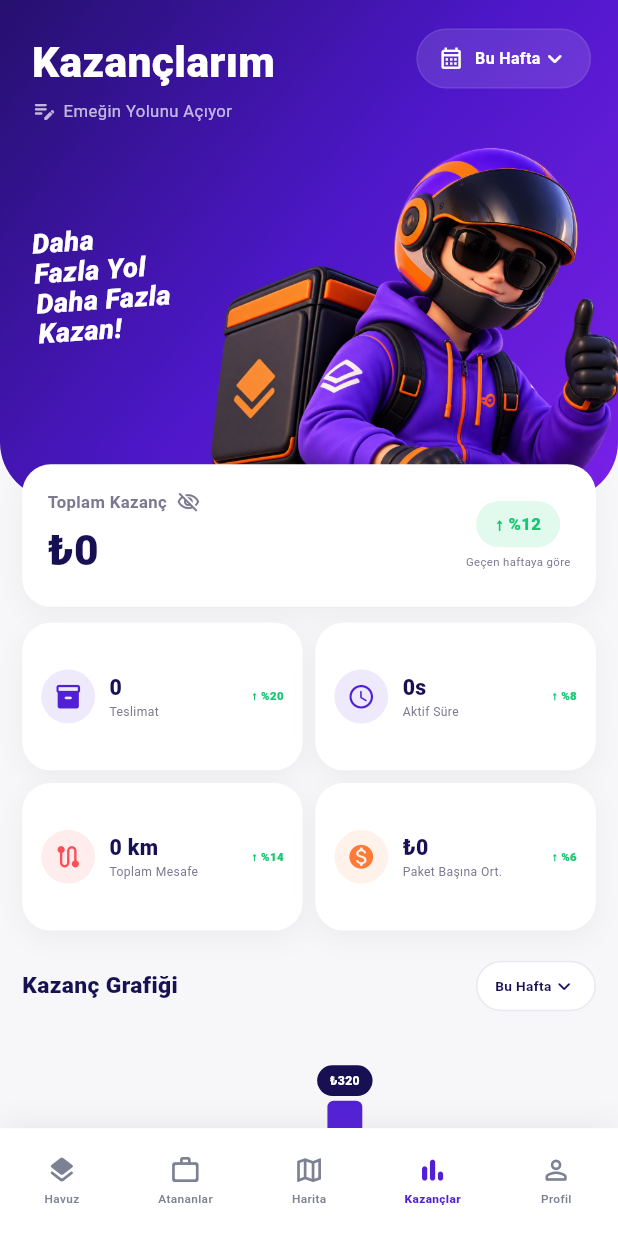
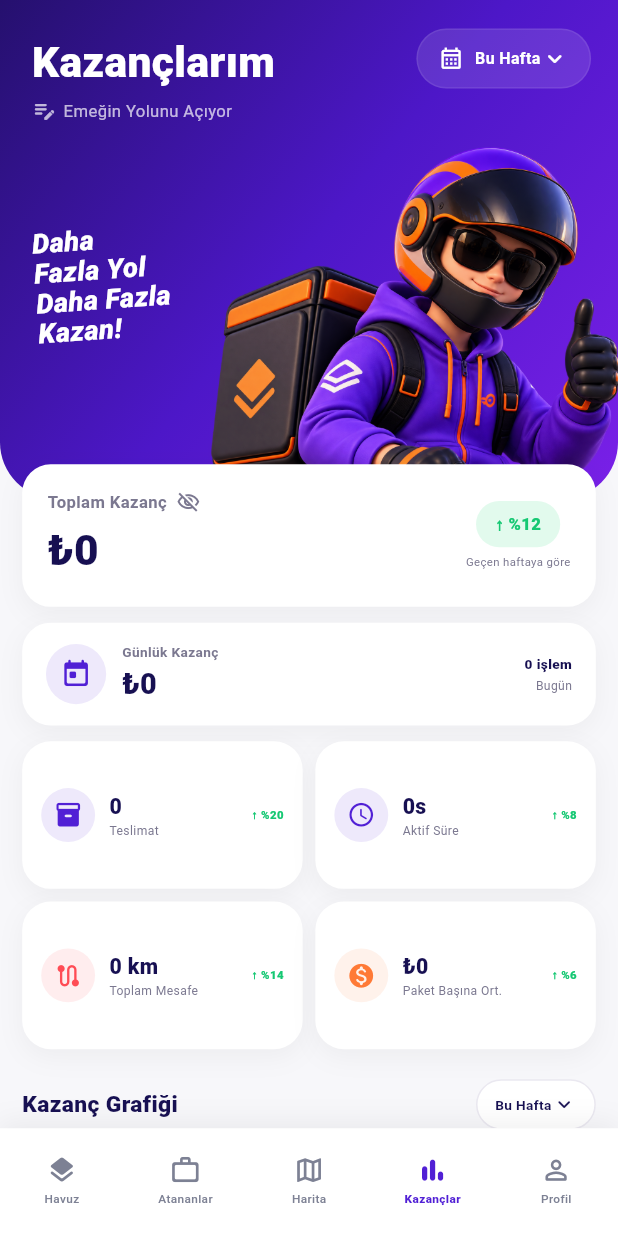
Before and after one commit to Queensho/kurye, a Flutter app: the CourierEarningsPage screen opened directly, on a phone screen of 412 x 824 dp. Run offline on Flutter 3.47's test engine with Material 3 defaults, Android fonts, the phone set to English and light mode, and no system bars; our stand-ins replace flutter_map, geolocator, image_picker, latlong2, supabase_flutter; accounts and stored records are empty; network calls fail.

Commit message:
Add realtime daily earnings without changing earnings UI

```diff
--- a/lib/courier_earnings_page.dart
+++ b/lib/courier_earnings_page.dart
@@ -16,17 +16,33 @@
   double n(String k)=>(summary[k] as num?)?.toDouble()??0;
   String money(dynamic x){final v=x is num?x.toDouble():0;return v==v.roundToDouble()?'₺${v.toInt()}':'₺${v.toStringAsFixed(2)}';}
   String time(dynamic raw){final d=DateTime.tryParse((raw??'').toString())?.toLocal();if(d==null)return '';return '${d.hour.toString().padLeft(2,'0')}:${d.minute.toString().padLeft(2,'0')}';}
+  bool _isToday(dynamic raw){final d=DateTime.tryParse((raw??'').toString())?.toLocal();if(d==null)return false;final now=DateTime.now();return d.year==now.year&&d.month==now.month&&d.day==now.day;}
   void msg(String t)=>ScaffoldMessenger.of(context).showSnackBar(SnackBar(content:Text(t)));
 
   Future<void> _bankDialog()async{final holder=TextEditingController(text:(bank?['account_holder']??'').toString()),bn=TextEditingController(text:(bank?['bank_name']??'').toString()),iban=TextEditingController();final ok=await showModalBottomSheet<bool>(context:context,isScrollControlled:true,showDragHandle:true,builder:(c)=>Padding(padding:EdgeInsets.fromLTRB(18,4,18,MediaQuery.of(c).viewInsets.bottom+22),child:Column(mainAxisSize:MainAxisSize.min,children:[const Text('Banka Hesabı',style:TextStyle(fontSize:20,fontWeight:FontWeight.w900,color:navy)),const SizedBox(height:14),TextField(controller:holder,decoration:_input('Hesap sahibi')),const SizedBox(height:9),TextField(controller:bn,decoration:_input('Banka adı')),const SizedBox(height:9),TextField(controller:iban,decoration:_input('Yeni IBAN (TR...)')),const SizedBox(height:14),SizedBox(width:double.infinity,child:FilledButton(onPressed:()=>Navigator.pop(c,true),style:FilledButton.styleFrom(backgroundColor:purple),child:const Text('Kaydet')))])));if(ok==true&&iban.text.trim().isNotEmpty){try{bank=await data.saveCourierBankAccount(accountHolder:holder.text.trim(),bankName:bn.text.trim(),iban:iban.text.trim());if(mounted)setState((){});}catch(e){msg('$e');}}holder.dispose();bn.dispose();iban.dispose();}
   InputDecoration _input(String l)=>InputDecoration(labelText:l,filled:true,fillColor:const Color(0xFFF4F2FA),border:OutlineInputBorder(borderRadius:BorderRadius.circular(15),borderSide:BorderSide.none));
 
-  @override Widget build(BuildContext context)=>Scaffold(backgroundColor:bg,body:SafeArea(bottom:false,child:LayoutBuilder(builder:(context,c){final s=(c.maxWidth/390).clamp(.90,1.08).toDouble();return Column(children:[Expanded(child:RefreshIndicator(onRefresh:_load,child:ListView(padding:EdgeInsets.zero,children:[_hero(s),Transform.translate(offset:Offset(0,-22*s),child:Padding(padding:EdgeInsets.symmetric(horizontal:14*s),child:Column(children:[_totalCard(s),SizedBox(height:10*s),_stats(s),SizedBox(height:19*s),_chart(s),SizedBox(height:20*s),_details(s),SizedBox(height:18*s),_bank(s),SizedBox(height:24*s)])))]))),_bottom(s)]);})));
+  @override Widget build(BuildContext context)=>Scaffold(backgroundColor:bg,body:SafeArea(bottom:false,child:LayoutBuilder(builder:(context,c){final s=(c.maxWidth/390).clamp(.90,1.08).toDouble();return Column(children:[Expanded(child:RefreshIndicator(onRefresh:_load,child:ListView(padding:EdgeInsets.zero,children:[_hero(s),Transform.translate(offset:Offset(0,-22*s),child:Padding(padding:EdgeInsets.symmetric(horizontal:14*s),child:Column(children:[_totalCard(s),SizedBox(height:10*s),_dailyEarnings(s),SizedBox(height:10*s),_stats(s),SizedBox(height:19*s),_chart(s),SizedBox(height:20*s),_details(s),SizedBox(height:18*s),_bank(s),SizedBox(height:24*s)])))]))),_bottom(s)]);})));
 
   Widget _hero(double s)=>Container(height:315*s,decoration:const BoxDecoration(gradient:LinearGradient(begin:Alignment.topLeft,end:Alignment.bottomRight,colors:[deep,Color(0xFF4D17C8),Color(0xFF7A20E8)]),borderRadius:BorderRadius.only(bottomLeft:Radius.circular(38),bottomRight:Radius.circular(38))),child:Stack(clipBehavior:Clip.none,children:[Positioned(left:20*s,top:20*s,child:Column(crossAxisAlignment:CrossAxisAlignment.start,children:[Text('Kazançlarım',style:TextStyle(color:Colors.white,fontSize:28*s,fontWeight:FontWeight.w900)),SizedBox(height:3*s),Row(children:[Icon(Icons.edit_note_rounded,color:Colors.white70,size:16*s),SizedBox(width:4*s),Text('Emeğin Yolunu Açıyor',style:TextStyle(color:Colors.white70,fontSize:11*s))])])),Positioned(right:17*s,top:18*s,child:_period(s)),Positioned(left:22*s,top:142*s,child:Transform.rotate(angle:-.07,child:Text('Daha\nFazla Yol\nDaha Fazla\nKazan!',style:TextStyle(color:Colors.white,fontSize:18*s,height:1.08,fontStyle:FontStyle.italic,fontWeight:FontWeight.w800)))),Positioned(right:-6*s,bottom:-2*s,width:265*s,height:235*s,child:Image.asset('assets/images/Profil3d.png',fit:BoxFit.contain,alignment:Alignment.bottomRight))]));
   Widget _period(double s)=>Container(padding:EdgeInsets.symmetric(horizontal:13*s,vertical:9*s),decoration:BoxDecoration(color:Colors.white.withValues(alpha:.12),borderRadius:BorderRadius.circular(22*s),border:Border.all(color:Colors.white.withValues(alpha:.08))),child:Row(children:[Icon(Icons.calendar_month_outlined,color:Colors.white,size:16*s),SizedBox(width:7*s),Text('Bu Hafta',style:TextStyle(color:Colors.white,fontSize:10.5*s,fontWeight:FontWeight.w700)),Icon(Icons.keyboard_arrow_down_rounded,color:Colors.white,size:18*s)]));
   Widget _card({required Widget child,double radius=19})=>Container(decoration:BoxDecoration(color:Colors.white,borderRadius:BorderRadius.circular(radius),boxShadow:const [BoxShadow(color:Color(0x0B000000),blurRadius:14,offset:Offset(0,5))]),child:child);
   Widget _totalCard(double s)=>_card(child:Padding(padding:EdgeInsets.all(16*s),child:Row(children:[Expanded(child:Column(crossAxisAlignment:CrossAxisAlignment.start,children:[Row(children:[Text('Toplam Kazanç',style:TextStyle(color:muted,fontSize:11*s,fontWeight:FontWeight.w600)),SizedBox(width:6*s),Icon(Icons.visibility_off_outlined,color:muted,size:15*s)]),SizedBox(height:4*s),Text(money(n('total_earned')),style:TextStyle(color:navy,fontSize:28*s,fontWeight:FontWeight.w900))])),Column(children:[Container(padding:EdgeInsets.symmetric(horizontal:12*s,vertical:7*s),decoration:BoxDecoration(color:const Color(0xFFE2FAED),borderRadius:BorderRadius.circular(20*s)),child:Text('↑ %12',style:TextStyle(color:green,fontSize:11*s,fontWeight:FontWeight.w900))),SizedBox(height:4*s),Text('Geçen haftaya göre',style:TextStyle(color:muted,fontSize:7.5*s))])])));
+
+  Widget _dailyEarnings(double s)=>StreamBuilder<List<Map<String,dynamic>>>(
+    stream:data.watchCourierEarnings(),
+    builder:(context,snap){
+      final rows=(snap.data??const <Map<String,dynamic>>[]).where((r)=>_isToday(r['created_at'])).toList();
+      final total=rows.fold<double>(0,(sum,r)=>sum+((r['amount'] as num?)?.toDouble()??0));
+      return _card(child:Padding(padding:EdgeInsets.symmetric(horizontal:15*s,vertical:12*s),child:Row(children:[
+        Container(width:38*s,height:38*s,decoration:BoxDecoration(color:purple.withValues(alpha:.10),shape:BoxShape.circle),child:Icon(Icons.today_rounded,color:purple,size:20*s)),
+        SizedBox(width:10*s),
+        Expanded(child:Column(crossAxisAlignment:CrossAxisAlignment.start,children:[Text('Günlük Kazanç',style:TextStyle(color:muted,fontSize:9*s,fontWeight:FontWeight.w600)),SizedBox(height:2*s),Text(money(total),style:TextStyle(color:navy,fontSize:19*s,fontWeight:FontWeight.w900))])),
+        Column(crossAxisAlignment:CrossAxisAlignment.end,children:[Text('${rows.length} işlem',style:TextStyle(color:navy,fontSize:9*s,fontWeight:FontWeight.w800)),SizedBox(height:2*s),Text('Bugün',style:TextStyle(color:muted,fontSize:8*s))]),
+      ])));
+    },
+  );
+
   Widget _stats(double s)=>GridView.count(crossAxisCount:2,shrinkWrap:true,physics:const NeverScrollableScrollPhysics(),childAspectRatio:1.9,mainAxisSpacing:8*s,crossAxisSpacing:8*s,children:[_stat(Icons.inventory_2_rounded,purple,'${n('delivery_count').toInt()}','Teslimat','↑ %20',s),_stat(Icons.schedule_rounded,purple,'${n('active_hours').toInt()}s','Aktif Süre','↑ %8',s),_stat(Icons.route_rounded,const Color(0xFFFF4C55),'${n('distance_km').toInt()} km','Toplam Mesafe','↑ %14',s),_stat(Icons.monetization_on_rounded,orange,money(n('average_per_delivery')),'Paket Başına Ort.','↑ %6',s)]);
   Widget _stat(IconData i,Color color,String value,String label,String rise,double s)=>_card(child:Padding(padding:EdgeInsets.symmetric(horizontal:12*s),child:Row(children:[Container(width:34*s,height:34*s,decoration:BoxDecoration(color:color.withValues(alpha:.10),shape:BoxShape.circle),child:Icon(i,color:color,size:18*s)),SizedBox(width:9*s),Expanded(child:Column(mainAxisAlignment:MainAxisAlignment.center,crossAxisAlignment:CrossAxisAlignment.start,children:[Text(value,style:TextStyle(color:navy,fontSize:14*s,fontWeight:FontWeight.w900)),Text(label,maxLines:1,overflow:TextOverflow.ellipsis,style:TextStyle(color:muted,fontSize:8*s))])),Text(rise,style:TextStyle(color:green,fontSize:7.5*s,fontWeight:FontWeight.w800))])));
   Widget _chart(double s){final vals=[.32,.49,.68,.47,.90,.35,.52,.70];final days=['Pzt','Sal','Çar','Per','Cum','Cmt','Paz',''];return Column(crossAxisAlignment:CrossAxisAlignment.start,children:[Row(children:[Expanded(child:Text('Kazanç Grafiği',style:TextStyle(color:navy,fontSize:15*s,fontWeight:FontWeight.w900))),_periodLight(s)]),SizedBox(height:13*s),SizedBox(height:148*s,child:Row(crossAxisAlignment:CrossAxisAlignment.end,children:[for(int i=0;i<vals.length;i++)Expanded(child:Column(mainAxisAlignment:MainAxisAlignment.end,children:[if(i==4)Container(padding:EdgeInsets.symmetric(horizontal:8*s,vertical:4*s),decoration:BoxDecoration(color:navy,borderRadius:BorderRadius.circular(10*s)),child:Text(money(n('today')==0?320:n('today')),style:TextStyle(color:Colors.white,fontSize:8*s,fontWeight:FontWeight.w800))),SizedBox(height:3*s),Container(width:22*s,height:98*s*vals[i],decoration:BoxDecoration(gradient:LinearGradient(begin:Alignment.topCenter,end:Alignment.bottomCenter,colors:i==4?[purple,const Color(0xFF7135E7)]:[const Color(0xFFB598F2),const Color(0xFFD8C9F8)]),borderRadius:BorderRadius.circular(4*s))),SizedBox(height:5*s),Text(days[i],style:TextStyle(color:muted,fontSize:8*s))]))]))]);}
```
